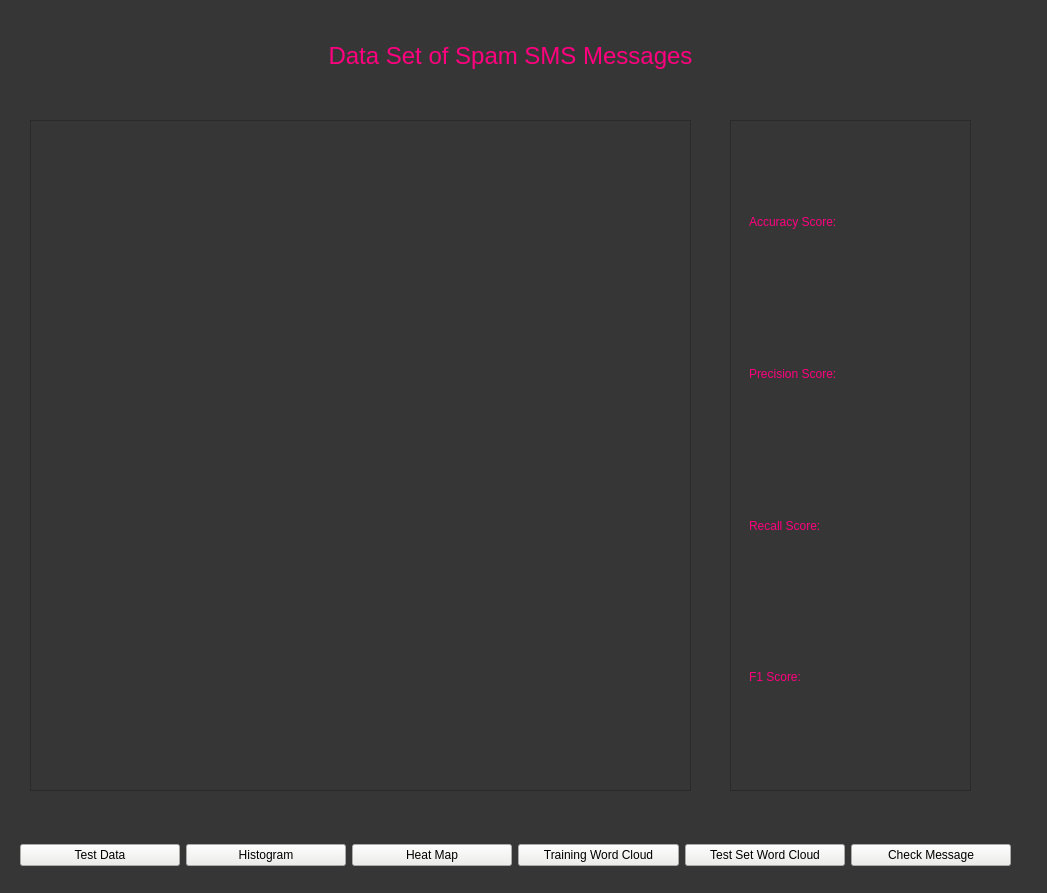
The window that MainScreen.ui (dcfox2847/smsSpam) describes before a commit, drawn with Qt 5.
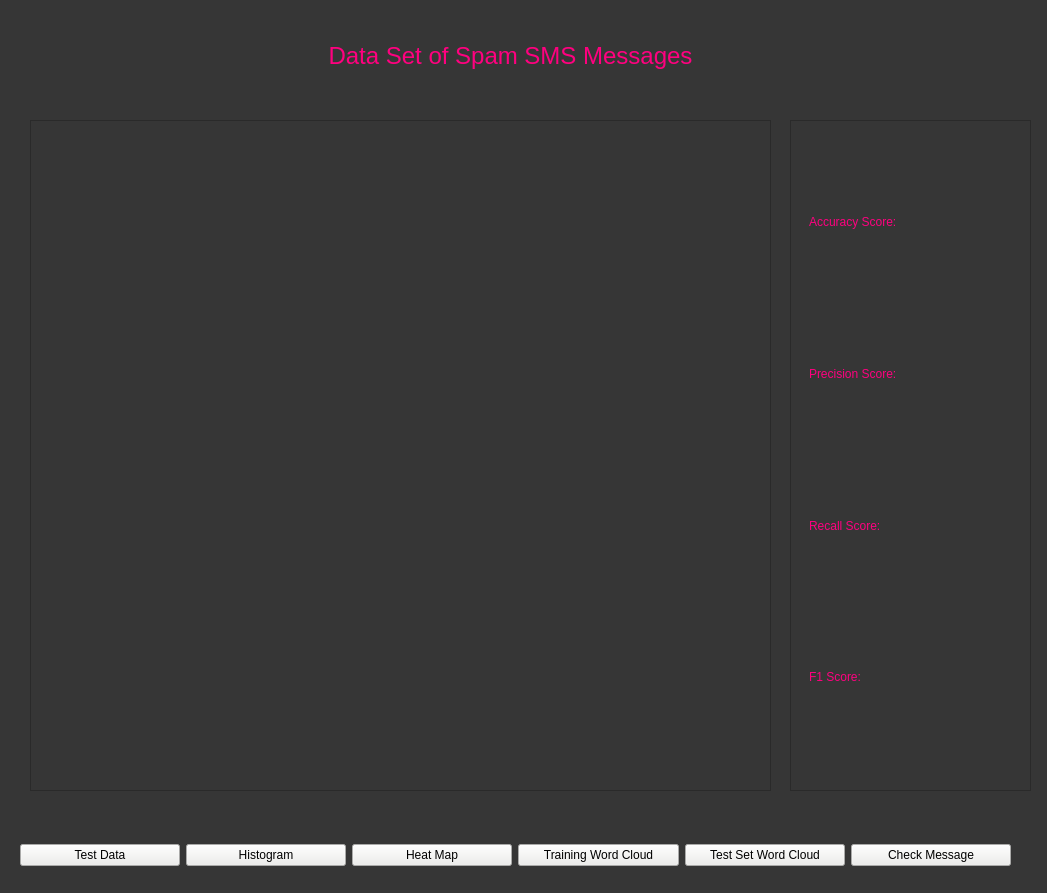
The same window after the commit.

```diff
--- a/MainScreen.ui
+++ b/MainScreen.ui
@@ -66,7 +66,7 @@
      <widget class="QFrame" name="frame">
       <property name="geometry">
        <rect>
-        <x>720</x>
+        <x>780</x>
         <y>100</y>
         <width>241</width>
         <height>671</height>
@@ -145,7 +145,7 @@
        <rect>
         <x>20</x>
         <y>100</y>
-        <width>661</width>
+        <width>741</width>
         <height>671</height>
        </rect>
       </property>
```
